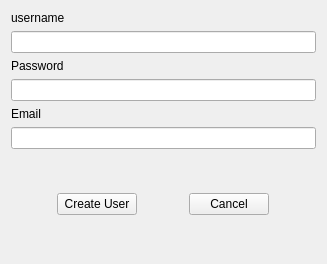
This is design/Ui_/Register_form.ui in SufferProgrammer/startup-desktop-python as Qt 5 draws it before an edit. The edited form follows.
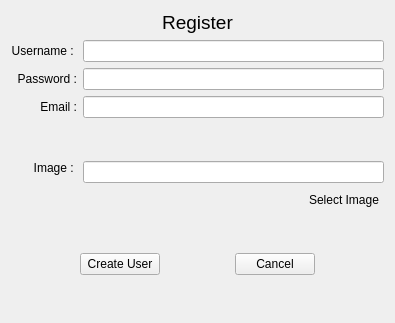
This is the edited form.

Commit message: serving user his profile, re-arrange UI structure in register, and member windows, also adding user image for touch(experimental)

Patch:
```diff
--- a/design/Ui_/Register_form.ui
+++ b/design/Ui_/Register_form.ui
@@ -6,49 +6,128 @@
    <rect>
     <x>0</x>
     <y>0</y>
-    <width>327</width>
-    <height>264</height>
+    <width>395</width>
+    <height>323</height>
    </rect>
   </property>
-  <property name="maximumSize">
-   <size>
-    <width>327</width>
-    <height>264</height>
-   </size>
-  </property>
   <property name="windowTitle">
    <string>Register User</string>
   </property>
-  <layout class="QVBoxLayout" name="verticalLayout">
+  <layout class="QVBoxLayout" name="verticalLayout_2">
    <item>
-    <widget class="QLabel" name="label">
-     <property name="text">
-      <string>username</string>
+    <widget class="QLabel" name="label_4">
+     <property name="font">
+      <font>
+       <pointsize>14</pointsize>
+      </font>
      </property>
-    </widget>
-   </item>
-   <item>
-    <widget class="QLineEdit" name="lineEdit"/>
-   </item>
-   <item>
-    <widget class="QLabel" name="label_2">
      <property name="text">
-      <string>Password</string>
+      <string>Register</string>
      </property>
-    </widget>
-   </item>
-   <item>
-    <widget class="QLineEdit" name="lineEdit_2"/>
-   </item>
-   <item>
-    <widget class="QLabel" name="label_3">
-     <property name="text">
-      <string>Email</string>
+     <property name="alignment">
+      <set>Qt::AlignCenter</set>
      </property>
     </widget>
    </item>
    <item>
-    <widget class="QLineEdit" name="lineEdit_3"/>
+    <layout class="QGridLayout" name="gridLayout">
+     <item row="3" column="0">
+      <widget class="QLabel" name="label_5">
+       <property name="text">
+        <string>Image : </string>
+       </property>
+       <property name="alignment">
+        <set>Qt::AlignRight|Qt::AlignTrailing|Qt::AlignVCenter</set>
+       </property>
+      </widget>
+     </item>
+     <item row="1" column="0">
+      <widget class="QLabel" name="label_2">
+       <property name="text">
+        <string>Password :</string>
+       </property>
+       <property name="alignment">
+        <set>Qt::AlignRight|Qt::AlignTrailing|Qt::AlignVCenter</set>
+       </property>
+      </widget>
+     </item>
+     <item row="0" column="0">
+      <widget class="QLabel" name="label">
+       <property name="text">
+        <string>Username : </string>
+       </property>
+       <property name="alignment">
+        <set>Qt::AlignRight|Qt::AlignTrailing|Qt::AlignVCenter</set>
+       </property>
+      </widget>
+     </item>
+     <item row="2" column="0">
+      <widget class="QLabel" name="label_3">
+       <property name="text">
+        <string>Email :</string>
+       </property>
+       <property name="alignment">
+        <set>Qt::AlignRight|Qt::AlignTrailing|Qt::AlignVCenter</set>
+       </property>
+      </widget>
+     </item>
+     <item row="0" column="1">
+      <widget class="QLineEdit" name="lineEdit"/>
+     </item>
+     <item row="3" column="1">
+      <layout class="QVBoxLayout" name="verticalLayout">
+       <item>
+        <spacer name="verticalSpacer_3">
+         <property name="orientation">
+          <enum>Qt::Vertical</enum>
+         </property>
+         <property name="sizeHint" stdset="0">
+          <size>
+           <width>20</width>
+           <height>40</height>
+          </size>
+         </property>
+        </spacer>
+       </item>
+       <item>
+        <widget class="QLineEdit" name="lineEdit_4"/>
+       </item>
+       <item>
+        <layout class="QHBoxLayout" name="horizontalLayout_3">
+         <item>
+          <spacer name="horizontalSpacer">
+           <property name="orientation">
+            <enum>Qt::Horizontal</enum>
+           </property>
+           <property name="sizeHint" stdset="0">
+            <size>
+             <width>40</width>
+             <height>20</height>
+            </size>
+           </property>
+          </spacer>
+         </item>
+         <item>
+          <widget class="QPushButton" name="pushButton_3">
+           <property name="text">
+            <string>Select Image</string>
+           </property>
+           <property name="flat">
+            <bool>true</bool>
+           </property>
+          </widget>
+         </item>
+        </layout>
+       </item>
+      </layout>
+     </item>
+     <item row="1" column="1">
+      <widget class="QLineEdit" name="lineEdit_2"/>
+     </item>
+     <item row="2" column="1">
+      <widget class="QLineEdit" name="lineEdit_3"/>
+     </item>
+    </layout>
    </item>
    <item>
     <spacer name="verticalSpacer_2">
```
The commit also changes 9 other files.
